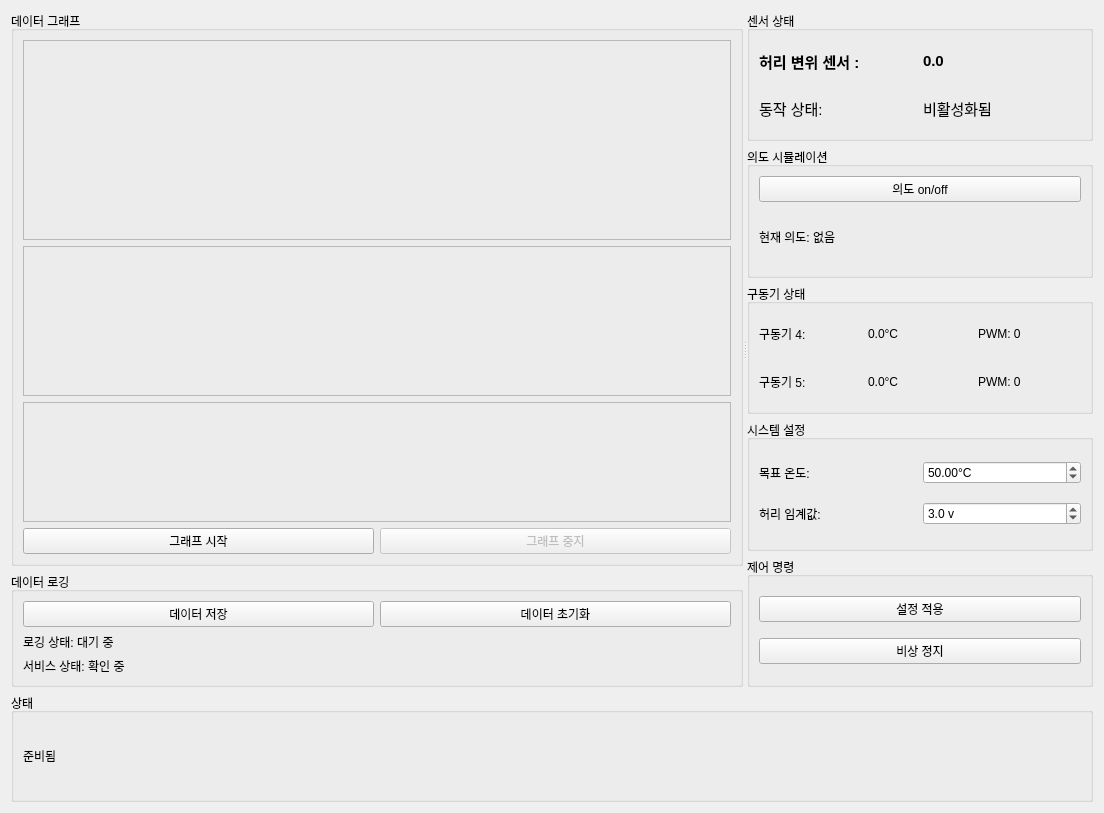
Before: the Qt Designer form src/wearable_robot_rqt_plugins/resource/waist_control.ui in dongsus41/wearable_robot, drawn with Qt 5.
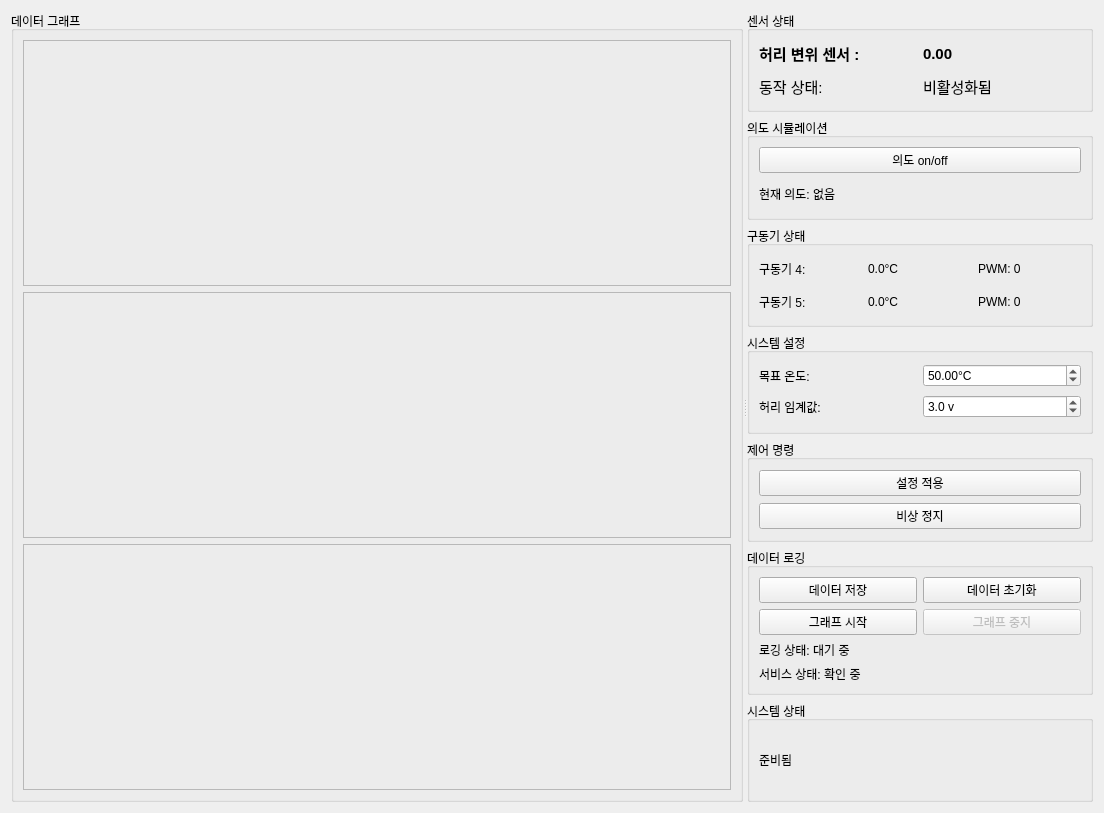
After: the same form once the commit is applied.

Diff of the .ui file:
```diff
--- a/src/wearable_robot_rqt_plugins/resource/waist_control.ui
+++ b/src/wearable_robot_rqt_plugins/resource/waist_control.ui
@@ -75,64 +75,6 @@
             </property>
            </widget>
           </item>
-          <item>
-           <layout class="QHBoxLayout" name="horizontalLayout_3">
-            <item>
-             <widget class="QPushButton" name="graph_start_button">
-              <property name="text">
-               <string>그래프 시작</string>
-              </property>
-             </widget>
-            </item>
-            <item>
-             <widget class="QPushButton" name="graph_stop_button">
-              <property name="enabled">
-               <bool>false</bool>
-              </property>
-              <property name="text">
-               <string>그래프 중지</string>
-              </property>
-             </widget>
-            </item>
-           </layout>
-          </item>
-         </layout>
-        </widget>
-       </item>
-       <item>
-        <widget class="QGroupBox" name="data_logging_group">
-         <property name="title">
-          <string>데이터 로깅</string>
-         </property>
-         <layout class="QGridLayout" name="gridLayout_4">
-          <item row="5" column="0" colspan="2">
-           <widget class="QLabel" name="service_status_label">
-            <property name="text">
-             <string>서비스 상태: 확인 중</string>
-            </property>
-           </widget>
-          </item>
-          <item row="4" column="0" colspan="2">
-           <widget class="QLabel" name="log_status_label">
-            <property name="text">
-             <string>로깅 상태: 대기 중</string>
-            </property>
-           </widget>
-          </item>
-          <item row="3" column="0">
-           <widget class="QPushButton" name="save_data_button">
-            <property name="text">
-             <string>데이터 저장</string>
-            </property>
-           </widget>
-          </item>
-          <item row="3" column="1">
-           <widget class="QPushButton" name="reset_graph_button">
-            <property name="text">
-             <string>데이터 초기화</string>
-            </property>
-           </widget>
-          </item>
          </layout>
         </widget>
        </item>
@@ -170,7 +112,7 @@
              </font>
             </property>
             <property name="text">
-             <string>0.0</string>
+             <string>0.00</string>
             </property>
            </widget>
           </item>
@@ -362,26 +304,84 @@
          </layout>
         </widget>
        </item>
+       <item>
+        <widget class="QGroupBox" name="data_logging_group">
+         <property name="title">
+          <string>데이터 로깅</string>
+         </property>
+         <layout class="QGridLayout" name="gridLayout_4">
+          <item row="6" column="0" colspan="2">
+           <widget class="QLabel" name="service_status_label">
+            <property name="text">
+             <string>서비스 상태: 확인 중</string>
+            </property>
+           </widget>
+          </item>
+          <item row="3" column="0">
+           <widget class="QPushButton" name="save_data_button">
+            <property name="text">
+             <string>데이터 저장</string>
+            </property>
+           </widget>
+          </item>
+          <item row="3" column="1">
+           <widget class="QPushButton" name="reset_graph_button">
+            <property name="text">
+             <string>데이터 초기화</string>
+            </property>
+           </widget>
+          </item>
+          <item row="5" column="0" colspan="2">
+           <widget class="QLabel" name="log_status_label">
+            <property name="text">
+             <string>로깅 상태: 대기 중</string>
+            </property>
+           </widget>
+          </item>
+          <item row="4" column="0">
+           <layout class="QHBoxLayout" name="horizontalLayout_3">
+            <item>
+             <widget class="QPushButton" name="graph_start_button">
+              <property name="text">
+               <string>그래프 시작</string>
+              </property>
+             </widget>
+            </item>
+           </layout>
+          </item>
+          <item row="4" column="1">
+           <widget class="QPushButton" name="graph_stop_button">
+            <property name="enabled">
+             <bool>false</bool>
+            </property>
+            <property name="text">
+             <string>그래프 중지</string>
+            </property>
+           </widget>
+          </item>
+         </layout>
+        </widget>
+       </item>
+       <item>
+        <widget class="QGroupBox" name="groupBox_5">
+         <property name="title">
+          <string>시스템 상태</string>
+         </property>
+         <layout class="QHBoxLayout" name="horizontalLayout_4">
+          <item>
+           <widget class="QLabel" name="status_label">
+            <property name="text">
+             <string>준비됨</string>
+            </property>
+           </widget>
+          </item>
+         </layout>
+        </widget>
+       </item>
       </layout>
      </widget>
     </widget>
    </item>
-   <item>
-    <widget class="QGroupBox" name="groupBox_5">
-     <property name="title">
-      <string>상태</string>
-     </property>
-     <layout class="QHBoxLayout" name="horizontalLayout_4">
-      <item>
-       <widget class="QLabel" name="status_label">
-        <property name="text">
-         <string>준비됨</string>
-        </property>
-       </widget>
-      </item>
-     </layout>
-    </widget>
-   </item>
   </layout>
  </widget>
  <resources/>
```
